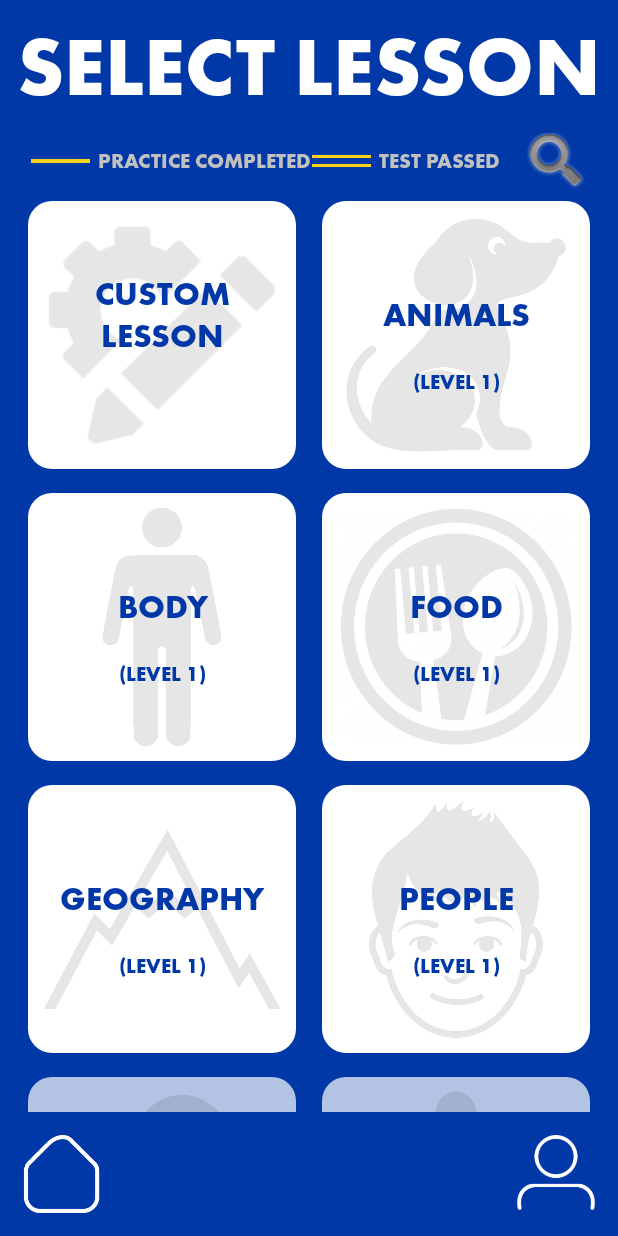
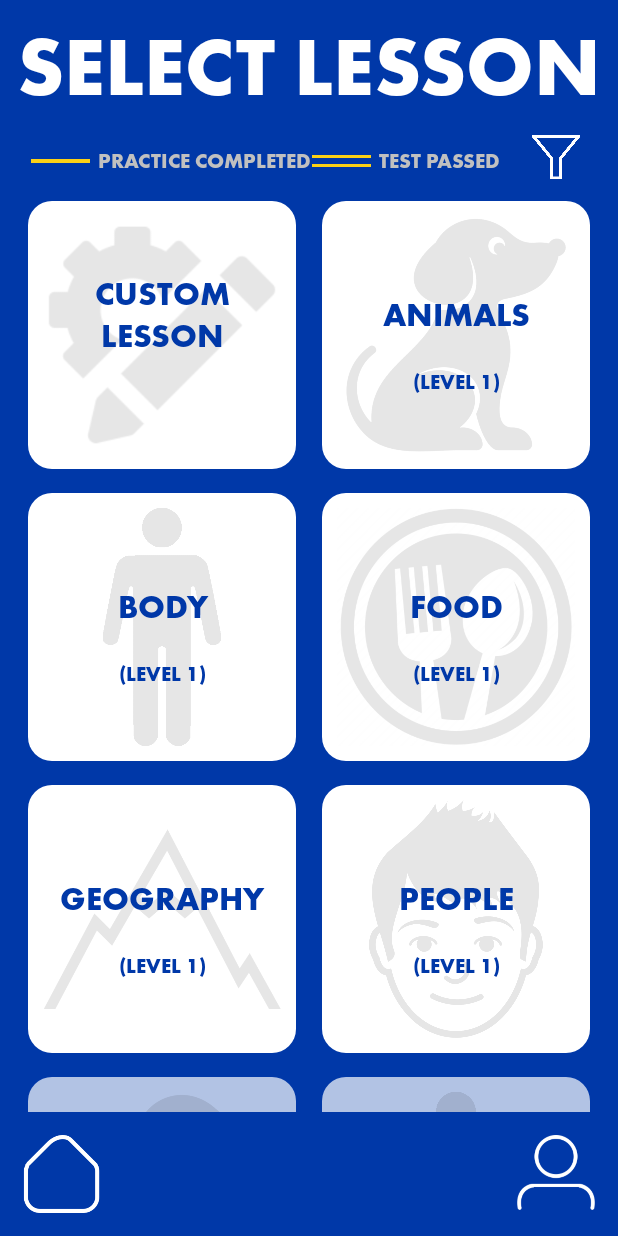
Before and after one commit to mitchgoertzen/FlashLearn, an Android app: the screen it shows after launch (LearningActivity), after a tap on "LESSONS", on a phone screen of 412 x 824 dp. Run offline under Robolectric (Android 15) with nearby library versions, the phone set to English and light mode, and no system bars; our stand-ins replace AdMob, Dagger/Hilt's generated code, Room's generated code.

Commit message:
small ui update

```diff
--- a/app/src/main/java/com/learn/flashLearnTagalog/db/WordDatabase.kt
+++ b/app/src/main/java/com/learn/flashLearnTagalog/db/WordDatabase.kt
@@ -9,8 +9,8 @@ import androidx.room.RoomDatabase
     version = 1,
     entities = [Word::class, Lesson::class],
     exportSchema = true,
-  //  autoMigrations = [
-//        AutoMigration (from = 1, to = 2),
+    //autoMigrations = [
+      //  AutoMigration (from = 1, to = 2)
 //        AutoMigration (from = 2, to = 3)
     //]
 )
--- a/app/src/main/java/com/learn/flashLearnTagalog/ui/fragments/LessonSelectFragment.kt
+++ b/app/src/main/java/com/learn/flashLearnTagalog/ui/fragments/LessonSelectFragment.kt
@@ -84,10 +84,10 @@ class LessonSelectFragment : Fragment() {
         //create new coroutine
         println(sharedPref)
         val newDifficulties = mutableSetOf("1", "2", "3", "4")
+        sharedPref.edit()
+            .putStringSet(KEY_LESSON_DIFFICULTY, newDifficulties)
+            .apply()
         createLessonList(sharedPref.getStringSet(KEY_LESSON_DIFFICULTY, newDifficulties)!!)
-
-        println(practiceCompleteIcon.textSize)
-        println(testPassedIcon.textSize)
 
         return view
     }
--- a/app/src/main/res/layout/fragment_lesson_select.xml
+++ b/app/src/main/res/layout/fragment_lesson_select.xml
@@ -59,14 +59,14 @@
         android:id="@+id/ibFilter"
         android:layout_width="0dp"
         android:layout_height="0dp"
+        android:scaleType="fitCenter"
+        android:paddingBottom="5dp"
         android:background="#00FFFF00"
-        android:src="@android:drawable/ic_search_category_default"
+        android:src="@drawable/filter"
         app:layout_constraintBottom_toTopOf="@+id/glHorizontal2"
         app:layout_constraintEnd_toStartOf="@+id/glVertical4"
-        app:layout_constraintHorizontal_bias="0.0"
         app:layout_constraintStart_toStartOf="@+id/glVertical3"
-        app:layout_constraintTop_toTopOf="@+id/glHorizontal1"
-        app:layout_constraintVertical_bias="0.0" />
+        app:layout_constraintTop_toTopOf="@+id/glHorizontal1" />
 
     <androidx.constraintlayout.widget.Guideline
         android:id="@+id/glHorizontal2"
--- a/app/src/main/res/layout/fragment_settings.xml
+++ b/app/src/main/res/layout/fragment_settings.xml
@@ -42,9 +42,9 @@
             android:divider="@drawable/empty_tall_divider"
             android:gravity="center"
             android:orientation="vertical"
-            android:paddingStart="80dp"
+            android:paddingStart="50dp"
             android:paddingTop="20dp"
-            android:paddingEnd="80dp"
+            android:paddingEnd="50dp"
             android:paddingBottom="20dp"
             android:showDividers="middle">
 
```
Also changed, not shown: app/src/main/res/drawable/filter.png (added).
